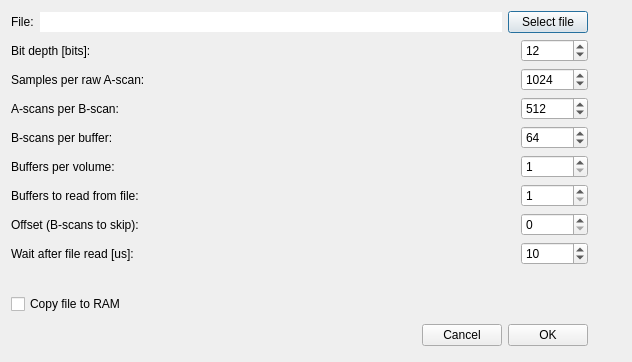
Before: the Qt Designer form octproz_project/octproz_plugins/octproz_virtual_oct_system/src/virtualoctsystemsettingsdialog.ui in spectralcode/OCTproZ, drawn with Qt 5.
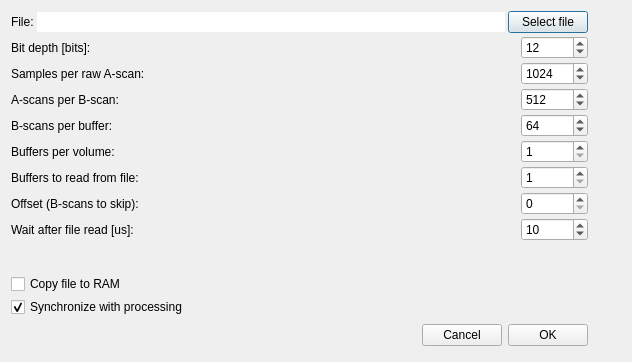
After: the same form once the commit is applied. Icons and pictures are not drawn.

Commit message: added option to disable sync with processing to reduce idle time in acquisition loop

What changed in the file:
```diff
--- a/octproz_project/octproz_plugins/octproz_virtual_oct_system/src/virtualoctsystemsettingsdialog.ui
+++ b/octproz_project/octproz_plugins/octproz_virtual_oct_system/src/virtualoctsystemsettingsdialog.ui
@@ -22,6 +22,9 @@
   <layout class="QHBoxLayout" name="horizontalLayout_10">
    <item>
     <layout class="QVBoxLayout" name="verticalLayout">
+     <property name="spacing">
+      <number>3</number>
+     </property>
      <item>
       <layout class="QHBoxLayout" name="horizontalLayout_4">
        <item>
@@ -423,6 +426,19 @@
        </property>
       </widget>
      </item>
+     <item>
+      <widget class="QCheckBox" name="checkBox_sync">
+       <property name="toolTip">
+        <string>&lt;html&gt;&lt;head/&gt;&lt;body&gt;&lt;p&gt;When synchronization is enabled, it is guaranteed that no buffer will be lost. However, it introduces a small idle time between each buffer. When measuring the performance of the processing pipeline, synchronization should be disabled.&lt;/p&gt;&lt;/body&gt;&lt;/html&gt;</string>
+       </property>
+       <property name="text">
+        <string>Synchronize with processing</string>
+       </property>
+       <property name="checked">
+        <bool>true</bool>
+       </property>
+      </widget>
+     </item>
      <item>
       <layout class="QHBoxLayout">
        <property name="spacing">
```
The commit also changes 3 other files.
